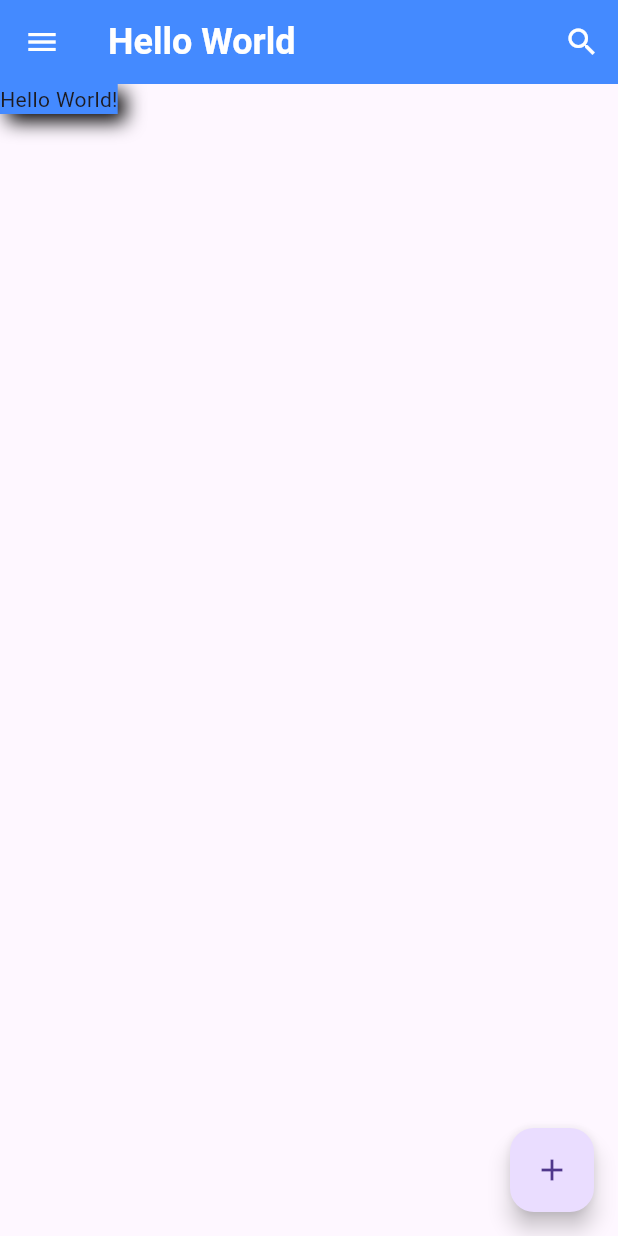
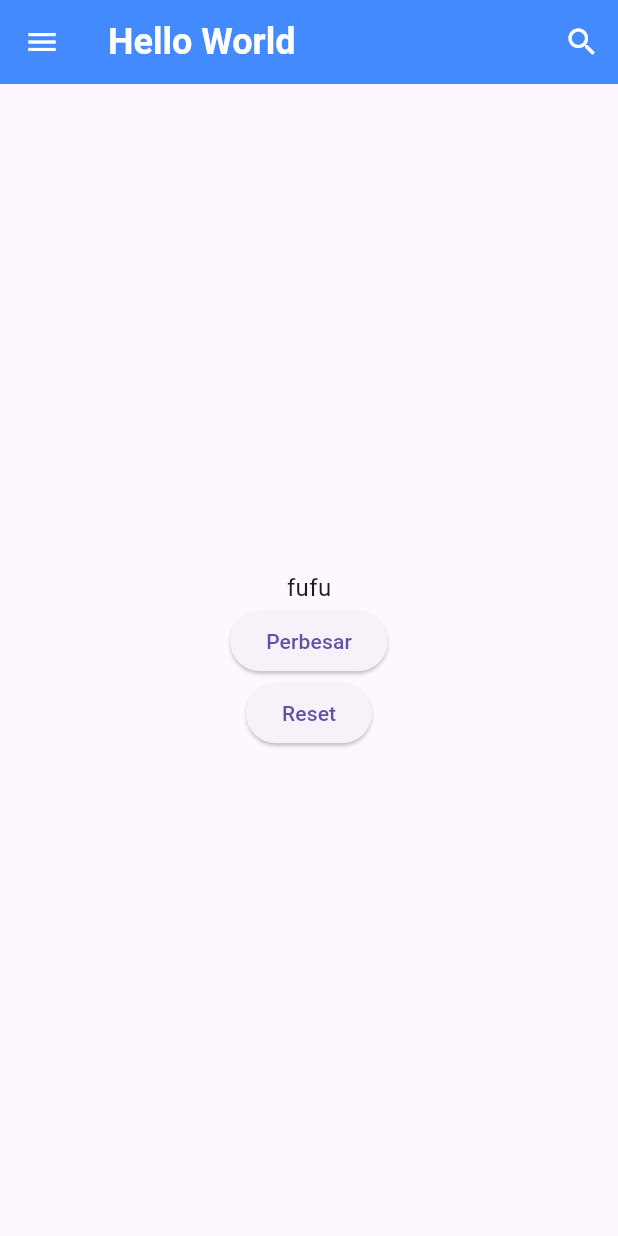
Before and after one commit to fairuzridh/belajarFlutterDicoding, a Flutter app: the screen it shows after launch, on a phone screen of 412 x 824 dp. Run offline on Flutter 3.47's test engine with Material 3 defaults, Android fonts, the phone set to English and light mode, and no system bars.

Commit message:
03.Create button for reset fontSize

```diff
--- a/lib/main.dart
+++ b/lib/main.dart
@@ -10,9 +10,7 @@ class MyApp extends StatelessWidget {
   Widget build(BuildContext context) {
     return MaterialApp(
       title: 'Flutter Demo',
-      theme: ThemeData(
-        primarySwatch: Colors.lightBlue,
-      ),
+      theme: ThemeData(),
       home: Scaffold(
         appBar: AppBar(
           title: const Heading(text: "Hello World"), //text in title use HEADING()
@@ -34,23 +32,16 @@ class MyApp extends StatelessWidget {
           ),
           backgroundColor: Colors.blueAccent,
         ),
-        body: Container(
-          decoration: const BoxDecoration(
-            color: Colors.blueAccent,
-            boxShadow: [
-              BoxShadow(
-                color: Colors.black,
-                offset: Offset(5.0, 5.0),
-                blurRadius: 10
-              )
-            ]
-          ),
-          child: const Text("Hello World!"),
+        body: const Row(
+          mainAxisAlignment: MainAxisAlignment.center,
+          children: [
+            BiggerText(text: "fufu"),
+          ]
         ),
-        floatingActionButton: FloatingActionButton(
-          child: const Icon(Icons.add),
-          onPressed: () {}
-        ),
+        // floatingActionButton: FloatingActionButton(
+        //   child: const Icon(Icons.add),
+        //   onPressed: () {}
+        // ),
       ),
     );
   }
@@ -92,12 +83,23 @@ class _BiggerTextState extends State<BiggerText> {
     return Column(
       mainAxisAlignment: MainAxisAlignment.center,
       children: [
-        Text(widget.text, style: TextStyle(fontSize: _textSize)),
+        Text(
+          widget.text,
+          style: TextStyle(fontSize: _textSize)
+        ),
         ElevatedButton(
           child: const Text("Perbesar"),
           onPressed: () {
             setState(() {
-              _textSize = 32.0;
+              _textSize += 8.0;
+            });
+          }
+        ),
+        ElevatedButton(
+          child: const Text("Reset"),
+          onPressed: () {
+            setState(() {
+              _textSize = 16.0;
             });
           }
         )
```
